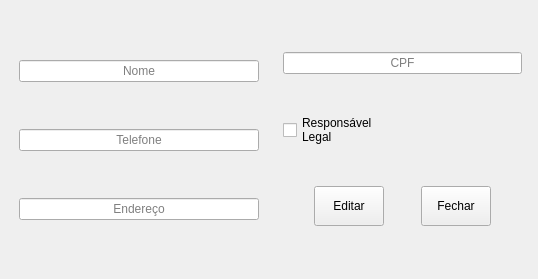
Old version of the form App/view/ui/parentInfo.ui in the repository Caiquef80/Gerenciamento-Escolar.
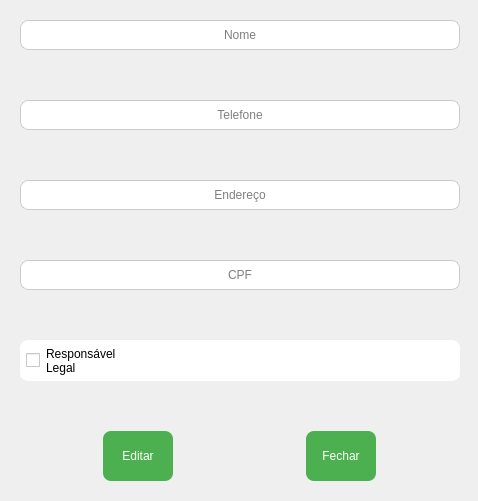
New version of the form. Icons and pictures are not drawn.

Commit message: Revamp UI layouts and add image assets (#42)

```diff
--- a/App/view/ui/parentInfo.ui
+++ b/App/view/ui/parentInfo.ui
@@ -6,26 +6,64 @@
    <rect>
     <x>0</x>
     <y>0</y>
-    <width>538</width>
-    <height>279</height>
+    <width>478</width>
+    <height>498</height>
    </rect>
   </property>
   <property name="windowTitle">
    <string>Form</string>
   </property>
-  <widget class="QWidget" name="layoutWidget">
-   <property name="geometry">
-    <rect>
-     <x>10</x>
-     <y>10</y>
-     <width>521</width>
-     <height>261</height>
-    </rect>
-   </property>
+  <property name="windowIcon">
+   <iconset>
+    <normaloff>imagens/68045.png</normaloff>imagens/68045.png</iconset>
+  </property>
+  <property name="styleSheet">
+   <string notr="true">QLineEdit {
+    border: 1px solid #ccc;
+    border-radius: 8px;
+    padding: 6px;
+    background: white;
+}
+
+QLineEdit:focus, QDateTimeEdit:focus {
+    border: 2px solid #4CAF50;
+}
+QCheckBox {
+    border-radius: 8px;
+    padding: 6px;
+    background: white;
+}
+QPushButton {
+    background-color: #4CAF50;
+    color: white;
+    border-radius: 8px;
+    padding: 6px 12px;
+}
+
+QPushButton:hover {
+    background-color: #45a049;
+}
+
+QPushButton:pressed {
+    background-color: #3d8b40;
+}
+</string>
+  </property>
+  <layout class="QGridLayout" name="gridLayout">
+   <property name="rightMargin">
+    <number>9</number>
+   </property>
+   <item row="0" column="0">
    <layout class="QHBoxLayout" name="horizontalLayout">
     <item>
      <widget class="QWidget" name="widget" native="true">
-      <layout class="QVBoxLayout" name="verticalLayout_2">
+       <property name="styleSheet">
+        <string notr="true"/>
+       </property>
+       <layout class="QVBoxLayout" name="verticalLayout" stretch="0,0,0,0,0,0">
+        <property name="spacing">
+         <number>50</number>
+        </property>
        <item>
         <widget class="QLineEdit" name="lineEdit">
          <property name="alignment">
@@ -56,12 +94,6 @@
          </property>
         </widget>
        </item>
-      </layout>
-     </widget>
-    </item>
-    <item>
-     <widget class="QWidget" name="widget_2" native="true">
-      <layout class="QVBoxLayout" name="verticalLayout" stretch="0,0,1">
        <item>
         <widget class="QLineEdit" name="lineEdit_4">
          <property name="alignment">
@@ -95,8 +127,8 @@
           <widget class="QPushButton" name="pushButton_2">
            <property name="minimumSize">
             <size>
-             <width>0</width>
-             <height>40</height>
+              <width>70</width>
+              <height>50</height>
             </size>
            </property>
            <property name="maximumSize">
@@ -114,8 +146,8 @@
           <widget class="QPushButton" name="pushButton">
            <property name="minimumSize">
             <size>
-             <width>0</width>
-             <height>40</height>
+              <width>70</width>
+              <height>50</height>
             </size>
            </property>
            <property name="maximumSize">
@@ -135,7 +167,8 @@
      </widget>
     </item>
    </layout>
-  </widget>
+   </item>
+  </layout>
  </widget>
  <resources/>
  <connections/>
```
Left out of the diff: 2 changed lines with no effect on the pictures. Lines whose indentation alone changed are shown as unchanged. The commit also changes 8 other files.
